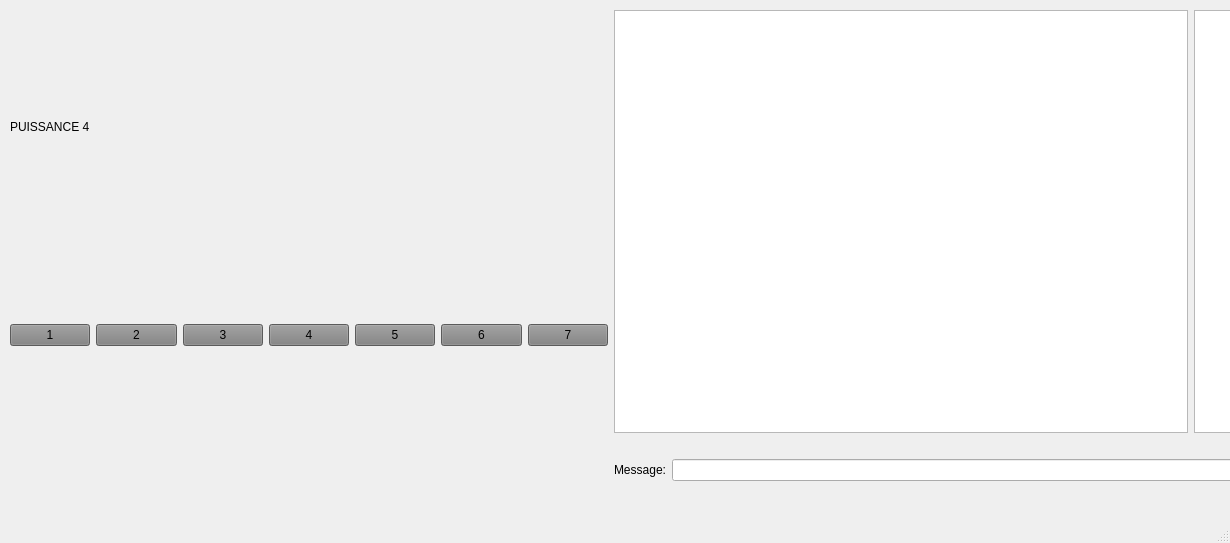
Qt form puissance4/mainwindow.ui (rvasseur31/puissance-4) before a commit.
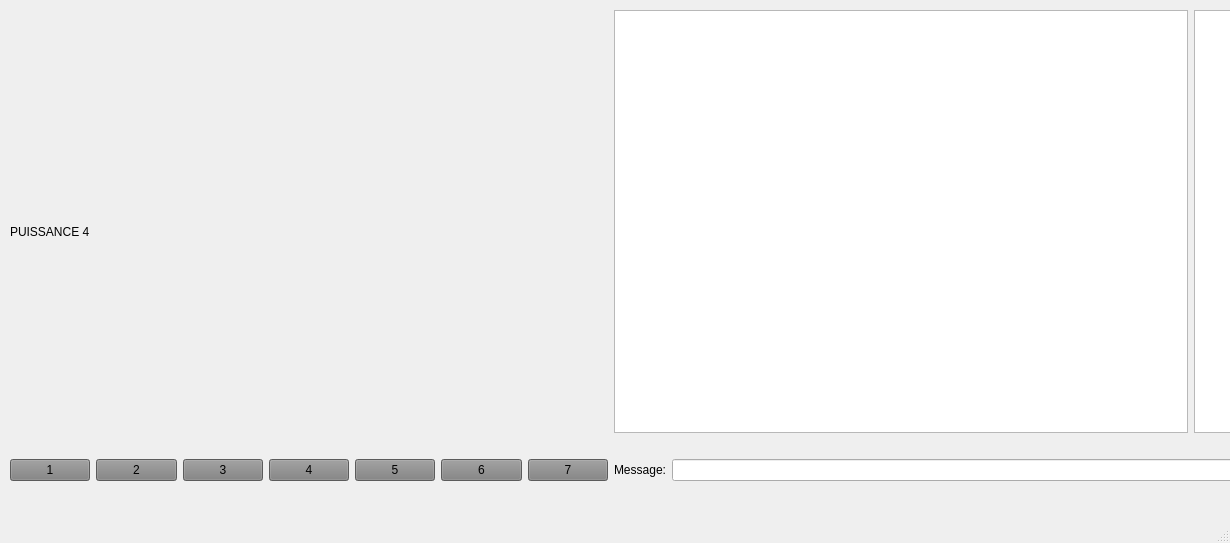
The same form after that commit.

```diff
--- a/puissance4/mainwindow.ui
+++ b/puissance4/mainwindow.ui
@@ -40,19 +40,7 @@
         </widget>
        </item>
        <item>
-        <layout class="QGridLayout" name="gridLayout">
-         <item row="1" column="4">
-          <widget class="QPushButton" name="pushButton_5">
-           <property name="styleSheet">
-            <string notr="true">QPushButton {
-     background-color: grey;
- }</string>
-           </property>
-           <property name="text">
-            <string>5</string>
-           </property>
-          </widget>
-         </item>
+        <layout class="QGridLayout" name="gridLayout_button">
          <item row="1" column="3">
           <widget class="QPushButton" name="pushButton_4">
            <property name="styleSheet">
@@ -65,34 +53,7 @@
            </property>
           </widget>
          </item>
-         <item row="1" column="1">
-          <widget class="QPushButton" name="pushButton_2">
-           <property name="styleSheet">
-            <string notr="true">QPushButton {
-     background-color: grey;
- }
- QPushButton:pressed {
-     background-color: blue;    
- }</string>
-           </property>
-           <property name="text">
-            <string>2</string>
-           </property>
-          </widget>
-         </item>
          <item row="1" column="5">
-          <widget class="QPushButton" name="pushButton_7">
-           <property name="styleSheet">
-            <string notr="true">QPushButton {
-     background-color: grey;
- }</string>
-           </property>
-           <property name="text">
-            <string>6</string>
-           </property>
-          </widget>
-         </item>
-         <item row="1" column="6">
           <widget class="QPushButton" name="pushButton_6">
            <property name="styleSheet">
             <string notr="true">QPushButton {
@@ -100,7 +61,7 @@
  }</string>
            </property>
            <property name="text">
-            <string>7</string>
+            <string>6</string>
            </property>
           </widget>
          </item>
@@ -116,6 +77,30 @@
            </property>
           </widget>
          </item>
+         <item row="1" column="4">
+          <widget class="QPushButton" name="pushButton_5">
+           <property name="styleSheet">
+            <string notr="true">QPushButton {
+     background-color: grey;
+ }</string>
+           </property>
+           <property name="text">
+            <string>5</string>
+           </property>
+          </widget>
+         </item>
+         <item row="1" column="6">
+          <widget class="QPushButton" name="pushButton_7">
+           <property name="styleSheet">
+            <string notr="true">QPushButton {
+     background-color: grey;
+ }</string>
+           </property>
+           <property name="text">
+            <string>7</string>
+           </property>
+          </widget>
+         </item>
          <item row="1" column="0">
           <widget class="QPushButton" name="pushButton_1">
            <property name="styleSheet">
@@ -131,21 +116,20 @@
            </property>
           </widget>
          </item>
-         <item row="2" column="3">
-          <spacer name="verticalSpacer_3">
-           <property name="orientation">
-            <enum>Qt::Vertical</enum>
+         <item row="1" column="1">
+          <widget class="QPushButton" name="pushButton_2">
+           <property name="styleSheet">
+            <string notr="true">QPushButton {
+     background-color: grey;
+ }
+ QPushButton:pressed {
+     background-color: blue;    
+ }</string>
            </property>
-           <property name="sizeType">
-            <enum>QSizePolicy::Minimum</enum>
+           <property name="text">
+            <string>2</string>
            </property>
-           <property name="sizeHint" stdset="0">
-            <size>
-             <width>10</width>
-             <height>60</height>
-            </size>
-           </property>
-          </spacer>
+          </widget>
          </item>
         </layout>
        </item>
```
Left out of the diff: 3 changed lines with no effect on the pictures.
